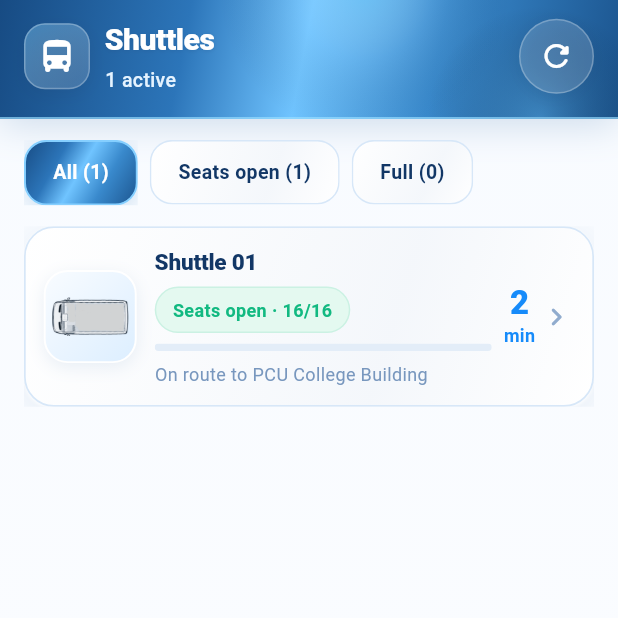
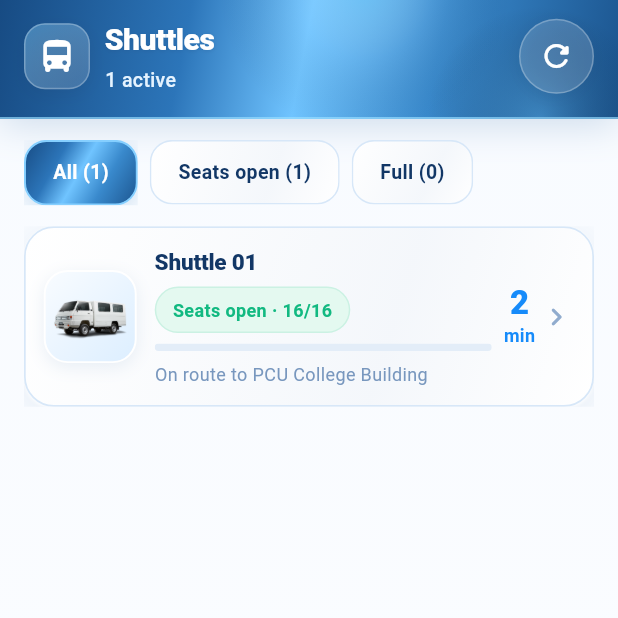
Before and after one commit to mjervalerio-afk/E-Byahe, a Flutter app: the screen it shows after launch, item 2 of the bottom bar chosen, on a phone screen of 412 x 824 dp, the top half of it. Run offline on Flutter 3.47's test engine with Material 3 defaults, Android fonts, the phone set to English and light mode, and no system bars; our stand-ins replace connectivity_plus, flutter_map, latlong2, shimmer, video_player.

Commit message:
Keep side-view shuttle artwork on shuttle summary cards

```diff
--- a/lib/widgets/shuttle_card.dart
+++ b/lib/widgets/shuttle_card.dart
@@ -161,7 +161,7 @@ class ShuttleCard extends StatelessWidget {
                     BoxShadow(color: Color(0x18265F9E), blurRadius: 9, offset: Offset(0, 3)),
                   ],
                 ),
-                child: Image.asset('assets/images/van_top_down.png', fit: BoxFit.contain),
+                child: Image.asset('assets/images/shuttle_van.png', fit: BoxFit.contain),
               ),
               const SizedBox(width: 12),
               Expanded(
```
